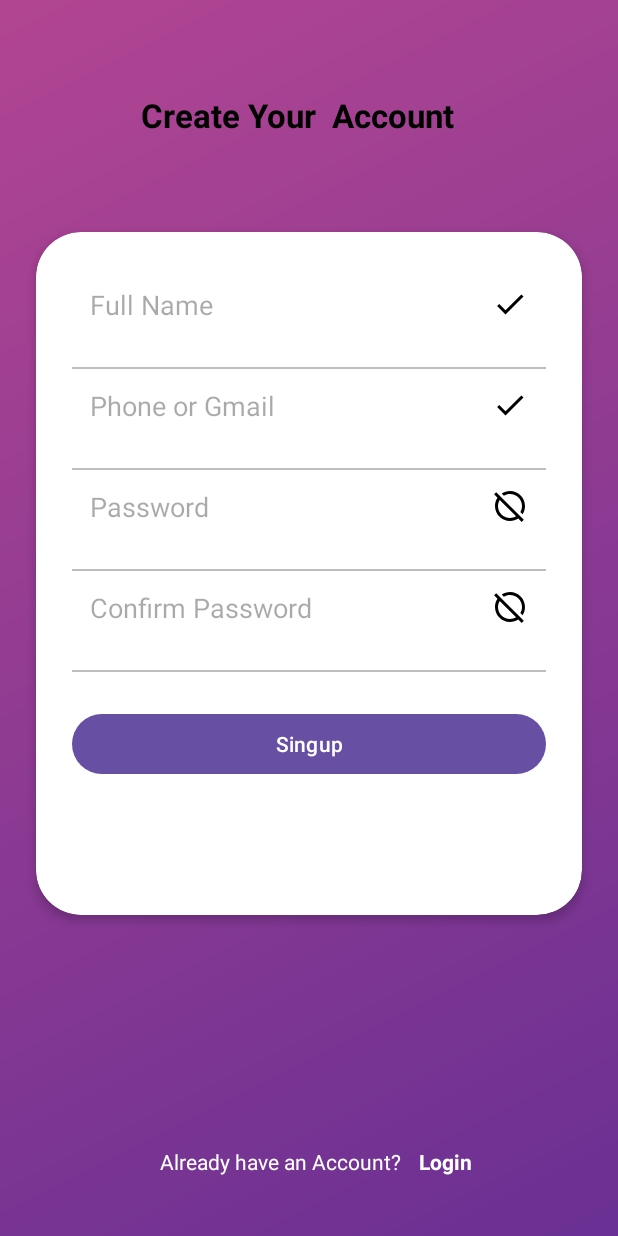
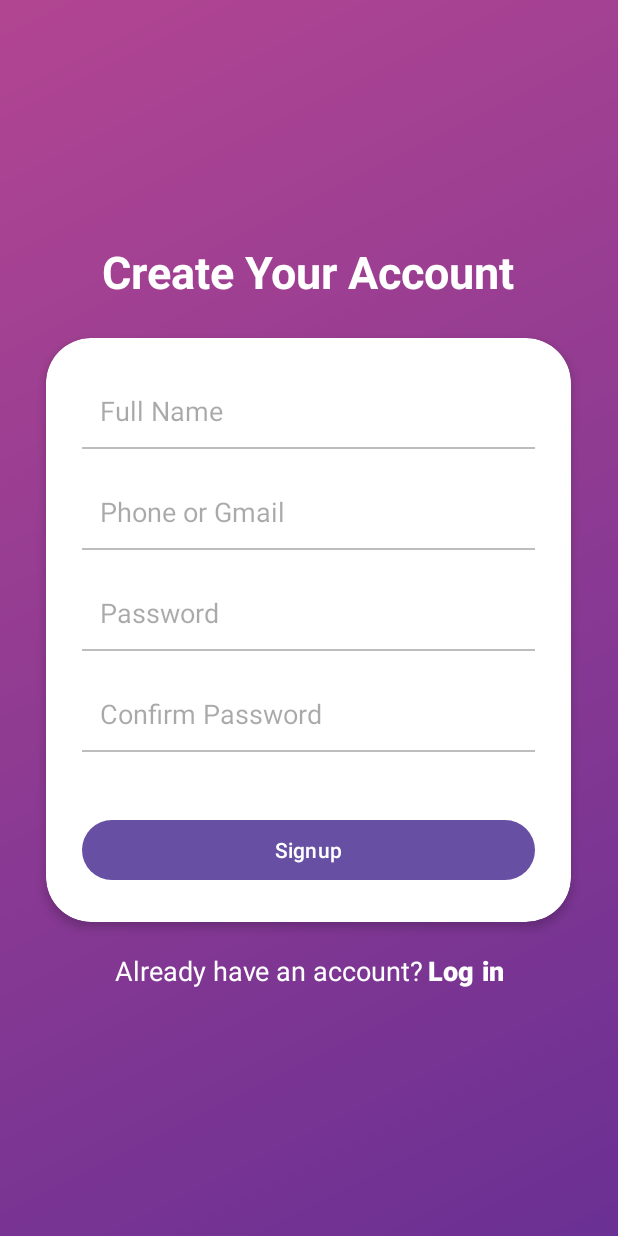
Before and after one commit to AyazSoni/Workspace_booking_app, an Android app: the layout activity_register.xml on its own in the app's theme, with its tools: preview values and no code run, on a phone screen of 412 x 824 dp. Run offline under Robolectric (Android 15) with nearby library versions, the phone set to English and light mode, and no system bars.

Commit message:
finalize login sign up

```diff
--- a/app/src/main/AndroidManifest.xml
+++ b/app/src/main/AndroidManifest.xml
@@ -13,7 +13,7 @@
         android:theme="@style/Theme.WORKSPACE_BOOKING_APP"
         tools:targetApi="31">
         <activity
-            android:name=".Register"
+            android:name=".LoginActivity"
             android:exported="true">
             <intent-filter>
                 <action android:name="android.intent.action.MAIN" />
@@ -21,8 +21,9 @@
                 <category android:name="android.intent.category.LAUNCHER" />
             </intent-filter>
         </activity>
-        <activity android:name=".LoginActivity" />
+
         <activity android:name=".MainActivity" />
+        <activity android:name=".com.example.workspace_booking_app.Register" />
     </application>
 
 </manifest>
--- a/app/src/main/java/User.kt
+++ /dev/null
@@ -1 +0,0 @@
-data class User (val name:String,val email:String,val password:String)
--- a/app/src/main/java/com/example/workspace_booking_app/MainActivity.kt
+++ b/app/src/main/java/com/example/workspace_booking_app/MainActivity.kt
@@ -11,10 +11,5 @@ class MainActivity : AppCompatActivity() {
         super.onCreate(savedInstanceState)
         enableEdgeToEdge()
         setContentView(R.layout.activity_main)
-        ViewCompat.setOnApplyWindowInsetsListener(findViewById(R.id.main)) { v, insets ->
-            val systemBars = insets.getInsets(WindowInsetsCompat.Type.systemBars())
-            v.setPadding(systemBars.left, systemBars.top, systemBars.right, systemBars.bottom)
-            insets
-        }
     }
 }
--- a/app/src/main/res/layout/activity_register.xml
+++ b/app/src/main/res/layout/activity_register.xml
@@ -2,28 +2,44 @@
 <androidx.constraintlayout.widget.ConstraintLayout
     xmlns:android="http://schemas.android.com/apk/res/android"
     xmlns:app="http://schemas.android.com/apk/res-auto"
-    xmlns:tools="http://schemas.android.com/tools"
     android:layout_width="match_parent"
     android:layout_height="match_parent"
     android:background="@drawable/bg_gradient">
 
-    <!-- Card-style rounded white container -->
+    <LinearLayout
+        android:layout_width="match_parent"
+        android:layout_height="match_parent"
+        android:orientation="vertical"
+        android:gravity="center_horizontal|center_vertical">
+    <!-- Title -->
+    <TextView
+        android:id="@+id/title"
+        android:layout_width="wrap_content"
+        android:layout_height="wrap_content"
+        android:text="Create Your Account"
+        android:textColor="#FFFFFF"
+        android:textSize="30sp"
+        android:textStyle="bold"
+        app:layout_constraintTop_toTopOf="parent"
+        app:layout_constraintStart_toStartOf="parent"
+        app:layout_constraintEnd_toEndOf="parent" />
+
+    <!-- Card -->
     <androidx.cardview.widget.CardView
         android:id="@+id/cardForm"
-        android:layout_width="0dp"
+        android:layout_width="350dp"
         android:layout_height="wrap_content"
-        android:layout_margin="24dp"
         app:cardCornerRadius="30dp"
         app:cardElevation="4dp"
         app:cardBackgroundColor="@android:color/white"
-        app:layout_constraintTop_toTopOf="parent"
-        app:layout_constraintBottom_toTopOf="@+id/textSignInPrompt"
+        app:layout_constraintTop_toBottomOf="@id/title"
         app:layout_constraintStart_toStartOf="parent"
-        app:layout_constraintEnd_toEndOf="parent">
+        app:layout_constraintEnd_toEndOf="parent"
+        android:layout_marginTop="24dp">
 
         <LinearLayout
             android:layout_width="match_parent"
-            android:layout_height="455dp"
+            android:layout_height="wrap_content"
             android:orientation="vertical"
             android:padding="24dp">
 
@@ -32,119 +48,106 @@
                 android:layout_width="match_parent"
                 android:layout_height="wrap_content"
                 android:background="@null"
-                android:backgroundTint="@color/design_default_color_primary"
-                android:drawableEnd="@drawable/ic_check"
                 android:hint="Full Name"
                 android:inputType="textPersonName"
-                android:padding="12dp"
-                android:layout_marginBottom="17dp"/>
+                android:padding="12dp" />
 
             <View
                 android:layout_width="match_parent"
                 android:layout_height="1dp"
-                android:background="#BDBDBD" />
+                android:background="#BDBDBD"
+                android:layout_marginBottom="17dp" />
 
             <EditText
                 android:id="@+id/etEmail"
                 android:layout_width="match_parent"
                 android:layout_height="wrap_content"
                 android:background="@null"
-                android:drawableEnd="@drawable/ic_check"
                 android:hint="Phone or Gmail"
                 android:inputType="textEmailAddress"
-                android:padding="12dp"
-                android:layout_marginBottom="17dp"/>
+                android:padding="12dp" />
 
             <View
                 android:layout_width="match_parent"
                 android:layout_height="1dp"
-                android:background="#BDBDBD" />
+                android:background="#BDBDBD"
+                android:layout_marginBottom="17dp" />
 
             <EditText
                 android:id="@+id/etPassword"
                 android:layout_width="match_parent"
                 android:layout_height="wrap_content"
                 android:background="@null"
-                android:drawableEnd="@drawable/ic_eye"
                 android:hint="Password"
                 android:inputType="textPassword"
-                android:padding="12dp"
-                android:layout_marginBottom="17dp"/>
+                android:padding="12dp" />
 
             <View
                 android:layout_width="match_parent"
                 android:layout_height="1dp"
-                android:background="#BDBDBD" />
+                android:background="#BDBDBD"
+                android:layout_marginBottom="17dp" />
 
             <EditText
                 android:id="@+id/etConfirmPassword"
                 android:layout_width="match_parent"
                 android:layout_height="wrap_content"
                 android:background="@null"
-                android:drawableEnd="@drawable/ic_eye"
                 android:hint="Confirm Password"
                 android:inputType="textPassword"
-                android:padding="12dp"
-                android:layout_marginBottom="17dp"/>
+                android:padding="12dp" />
 
             <View
                 android:layout_width="match_parent"
                 android:layout_height="1dp"
-                android:background="#BDBDBD" />
+                android:background="#BDBDBD"
+                android:layout_marginBottom="17dp" />
 
             <Button
-                android:id="@+id/singup"
+                android:id="@+id/signup"
                 android:layout_width="match_parent"
                 android:layout_height="wrap_content"
                 android:layout_marginTop="24dp"
-                android:text="Singup" />
+                android:text="Signup" />
 
         </LinearLayout>
     </androidx.cardview.widget.CardView>
 
-    <!-- Bottom prompt -->
-
-    <TextView
-        android:id="@+id/textSignInPrompt"
+    <!-- Bottom Link -->
+    <LinearLayout
+        android:id="@+id/linkContainer"
         android:layout_width="wrap_content"
         android:layout_height="wrap_content"
-        android:layout_marginBottom="40dp"
-        android:text="Already have an Account?"
-        android:textColor="@android:color/white"
-        android:textSize="14sp"
-        app:layout_constraintBottom_toBottomOf="parent"
+        android:gravity="center"
+        app:layout_constraintTop_toBottomOf="@id/cardForm"
+        app:layout_constraintStart_toStartOf="parent"
         app:layout_constraintEnd_toEndOf="parent"
-        app:layout_constraintHorizontal_bias="0.424"
-        app:layout_constraintStart_toStartOf="parent" />
+        android:layout_marginTop="16dp">
 
-    <TextView
-        android:id="@+id/btnLogin"
-        android:layout_width="wrap_content"
-        android:layout_height="wrap_content"
-        android:layout_marginStart="12dp"
-        android:layout_marginBottom="8dp"
-        android:text="Login"
-        android:textColor="@android:color/white"
-        android:textSize="14sp"
-        android:textStyle="bold"
-        app:layout_constraintBaseline_toBaselineOf="@id/textSignInPrompt"
-        app:layout_constraintBottom_toBottomOf="@id/textSignInPrompt"
-        app:layout_constraintStart_toEndOf="@id/textSignInPrompt" />
+        <TextView
+            android:id="@+id/tvLoginPrompt"
+            android:layout_width="wrap_content"
+            android:layout_height="wrap_content"
+            android:layout_marginEnd="2dp"
+            android:text="Already have an account?"
+            android:textColor="#FFFFFF"
+            android:textSize="18sp" />
 
-    <TextView
-        android:layout_width="321dp"
-        android:layout_height="70dp"
-        android:layout_marginStart="51dp"
-        android:layout_marginTop="40dp"
-        android:layout_marginEnd="39dp"
-        android:layout_marginBottom="1dp"
-        android:paddingBottom="24dp"
-        android:text="        Create Your  Account"
-        android:textColor="#000000"
-        android:textSize="22sp"
-        android:textStyle="bold"
-        app:layout_constraintBottom_toTopOf="@+id/cardForm"
-        app:layout_constraintEnd_toEndOf="parent"
-        app:layout_constraintStart_toStartOf="parent"
-        app:layout_constraintTop_toTopOf="parent" />
+        <Button
+            android:id="@+id/btnLogin"
+            android:layout_width="wrap_content"
+            android:layout_height="wrap_content"
+            android:background="@android:color/transparent"
+            android:minWidth="0dp"
+            android:minHeight="0dp"
+            android:padding="0dp"
+            android:text="Log in"
+            android:textColor="#FFFFFF"
+            android:textSize="18sp"
+            android:textStyle="bold" />
+    </LinearLayout>
+
+
+  </LinearLayout>
+
 </androidx.constraintlayout.widget.ConstraintLayout>
```
Also changed, not shown: app/src/main/java/DatabaseHelper.kt (deleted, +0 -71 lines), app/src/main/java/com/example/workspace_booking_app/data/MyDatabaseHelper.kt (added, +35 -0 lines), app/src/main/java/com/example/workspace_booking_app/data/UserCRUD.kt (added, +45 -0 lines), app/src/main/java/com/example/workspace_booking_app/data/UserRepo.kt (added, +20 -0 lines), app/src/main/java/com/example/workspace_booking_app/login.kt (+51 -13 lines), app/src/main/java/com/example/workspace_booking_app/register.kt (added, +115 -0 lines), app/src/main/java/com/example/workspace_booking_app/utils/dialog_utils.kt (added, +33 -0 lines), app/src/main/java/register.kt (deleted, +0 -67 lines), app/src/main/res/layout/activity_login.xml (+76 -38 lines), app/src/main/res/layout/activity_main.xml (added, +7 -0 lines).
